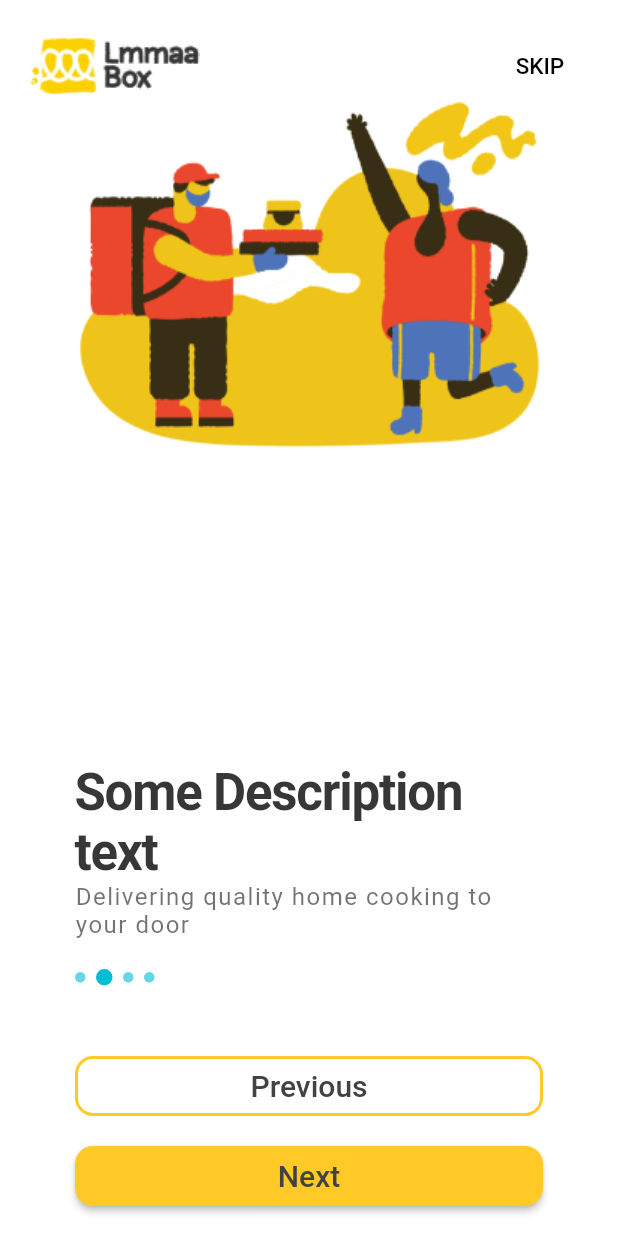
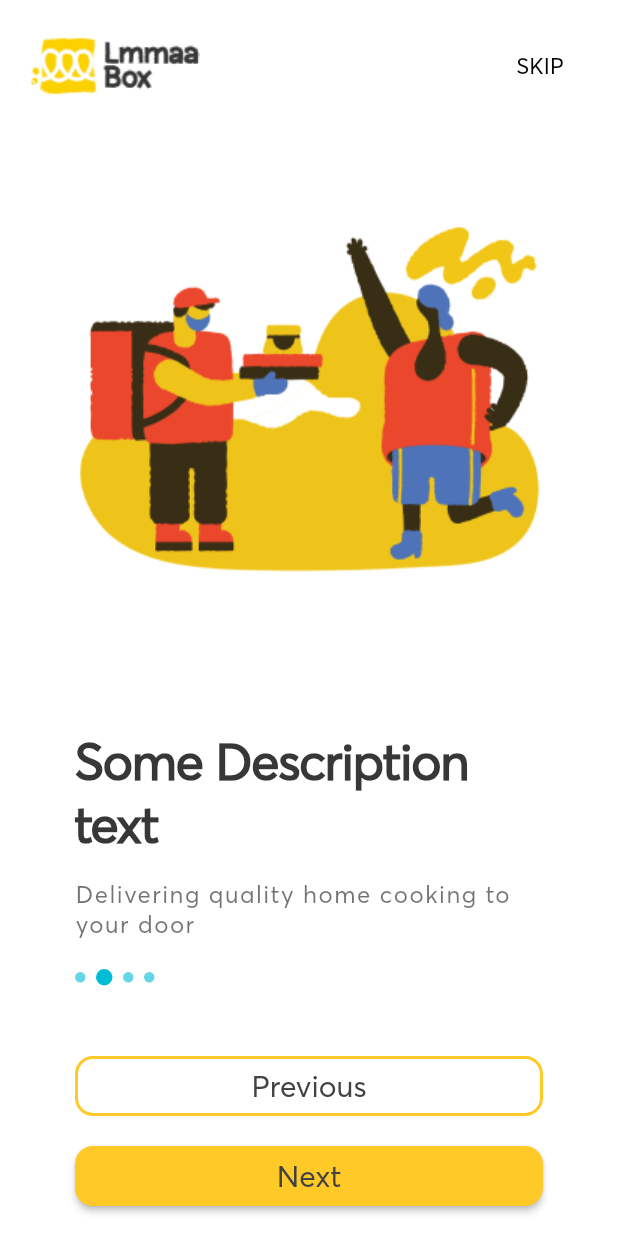
Before and after one commit to ilicina1/lmma_box, a Flutter app: the screen it shows after launch, after a tap on "Next", on a phone screen of 412 x 824 dp. Run offline on Flutter 3.47's test engine with Material 2 defaults, Android fonts, the phone set to English and light mode, and no system bars; our stand-ins replace splashscreen; project files that could hold a hidden picture were left out.

Commit message:
prva stranica sinkronizovana sa drugom i trecom

```diff
--- a/lib/main.dart
+++ b/lib/main.dart
@@ -21,6 +21,7 @@ class MyApp extends StatelessWidget {
       debugShowCheckedModeBanner: false,
       title: 'LmmaBox',
       theme: ThemeData(
+        fontFamily: 'Averta',
         primarySwatch: Colors.blue,
       ),
       home: SplashApp(),
--- a/lib/view/welcome_screen/pages/first_page.dart
+++ b/lib/view/welcome_screen/pages/first_page.dart
@@ -1,5 +1,6 @@
 import 'package:flutter/material.dart';
 import 'package:lmma_box/view/welcome_screen/widgets/first_page_widgets/set_text_welcome_screen.dart';
+import 'package:lmma_box/view/welcome_screen/widgets/second_page_widgets/description_text.dart';
 
 class FirstPage extends StatefulWidget {
   @override
@@ -11,29 +12,24 @@ class _FirstPageState extends State<FirstPage> {
   Widget build(BuildContext context) {
     return Scaffold(
       backgroundColor: Colors.white,
-      body: Padding(
-        padding: const EdgeInsets.all(30.0),
-        child: Column(
-          mainAxisAlignment: MainAxisAlignment.start,
-          crossAxisAlignment: CrossAxisAlignment.stretch,
-          children: [
-            Container(
-                width: 315,
-                height: 334,
-                child:
-                    Image(image: AssetImage('assets/first_screen_image.png'))),
-            Padding(
-                padding: EdgeInsets.fromLTRB(20, 10, 0, 0),
-                child: Column(
-                  children: [
-                    TextWidget('Welcome to LmmaaBox').getTextWidget('title'),
-                    SizedBox(height: 20.0),
-                    TextWidget('Delivering quality home cooking to your door')
-                        .getTextWidget('details'),
-                  ],
-                ))
-          ],
-        ),
+      body: Column(
+        mainAxisAlignment: MainAxisAlignment.end,
+        crossAxisAlignment: CrossAxisAlignment.center,
+        children: [
+          Image(
+            image: AssetImage('assets/first_screen_image.png'),
+          ),
+          Padding(
+            padding: const EdgeInsets.fromLTRB(50, 50, 50, 0),
+            child: Column(
+              crossAxisAlignment: CrossAxisAlignment.start,
+              children: [
+                TextWidget("Welcome to LmaaBox").getTextWidget('title'),
+                DescriptionText(),
+              ],
+            ),
+          ),
+        ],
       ),
     );
   }
--- a/lib/view/welcome_screen/pages/second_page.dart
+++ b/lib/view/welcome_screen/pages/second_page.dart
@@ -13,12 +13,9 @@ class _SecondPageState extends State<SecondPage> {
     return Scaffold(
       backgroundColor: Colors.white,
       body: Column(
-        mainAxisAlignment: MainAxisAlignment.spaceBetween,
+        mainAxisAlignment: MainAxisAlignment.end,
         crossAxisAlignment: CrossAxisAlignment.center,
         children: [
-          // SafeArea(
-          //   child: appBarWidget(),
-          // ),
           centerImage(context),
           HeaderText(),
         ],
--- a/lib/view/welcome_screen/widgets/second_page_widgets/center_image.dart
+++ b/lib/view/welcome_screen/widgets/second_page_widgets/center_image.dart
@@ -1,5 +1,8 @@
 import 'package:flutter/material.dart';
 
 Widget centerImage(context) {
-  return Image(image: AssetImage('assets/images/image 27.png'));
+  return Padding(
+    padding: const EdgeInsets.only(bottom: 100.0),
+    child: Image(image: AssetImage('assets/images/image 27.png')),
+  );
 }
--- a/lib/view/welcome_screen/widgets/second_page_widgets/description_text.dart
+++ b/lib/view/welcome_screen/widgets/second_page_widgets/description_text.dart
@@ -5,8 +5,11 @@ class DescriptionText extends StatelessWidget {
   @override
   Widget build(BuildContext context) {
     return Container(
-      child: TextWidget("Delivering quality home cooking to your door")
-          .getTextWidget('details'),
+      child: Padding(
+        padding: const EdgeInsets.only(top: 15.0),
+        child: TextWidget("Delivering quality home cooking to your door")
+            .getTextWidget('details'),
+      ),
     );
   }
 }
--- a/pubspec.yaml
+++ b/pubspec.yaml
@@ -71,6 +71,7 @@ flutter:
       fonts:
         - asset: assets/fonts/Averta Cyrillic Regular.otf
         - asset: assets/Averta Cyrillic Regular.otf
+        - asset: assets/fonts/
   #         style: italic
   #   - family: Trajan Pro
   #     fonts:
```
